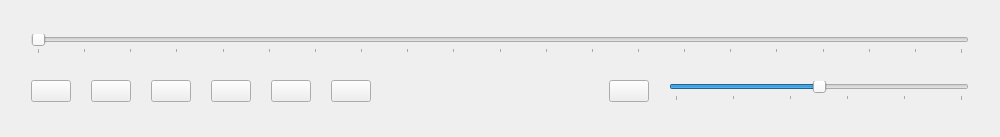
Edinorogeck/VideoPlayerApp, file controlwindow_qwidget.ui: the form before one commit.
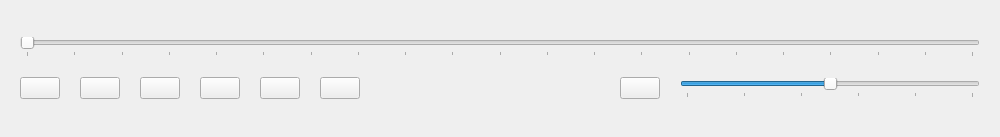
The form after the commit. Icons and pictures are not drawn.

What changed in the file:
```diff
--- a/controlwindow_qwidget.ui
+++ b/controlwindow_qwidget.ui
@@ -14,6 +14,21 @@
    <string>Form</string>
   </property>
   <layout class="QVBoxLayout" name="verticalLayout_2">
+   <property name="spacing">
+    <number>0</number>
+   </property>
+   <property name="leftMargin">
+    <number>0</number>
+   </property>
+   <property name="topMargin">
+    <number>0</number>
+   </property>
+   <property name="rightMargin">
+    <number>0</number>
+   </property>
+   <property name="bottomMargin">
+    <number>0</number>
+   </property>
    <item>
     <layout class="QVBoxLayout" name="verticalLayout">
      <item>
```
Left out of the diff: 2 changed lines with no effect on the pictures.
